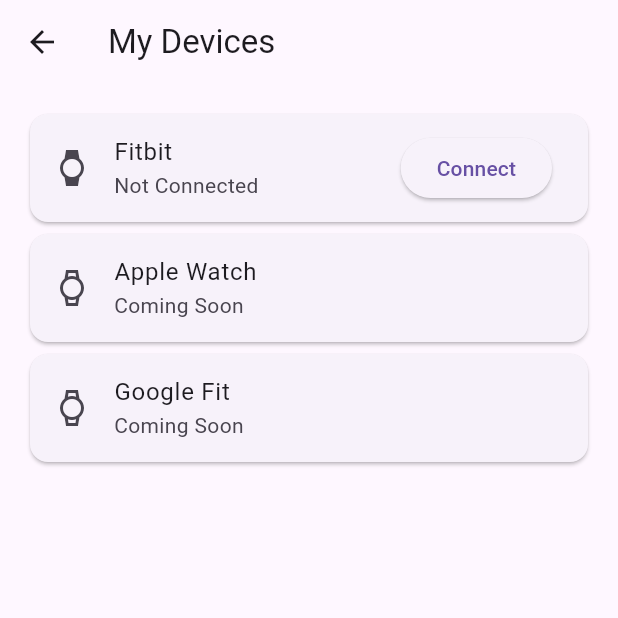
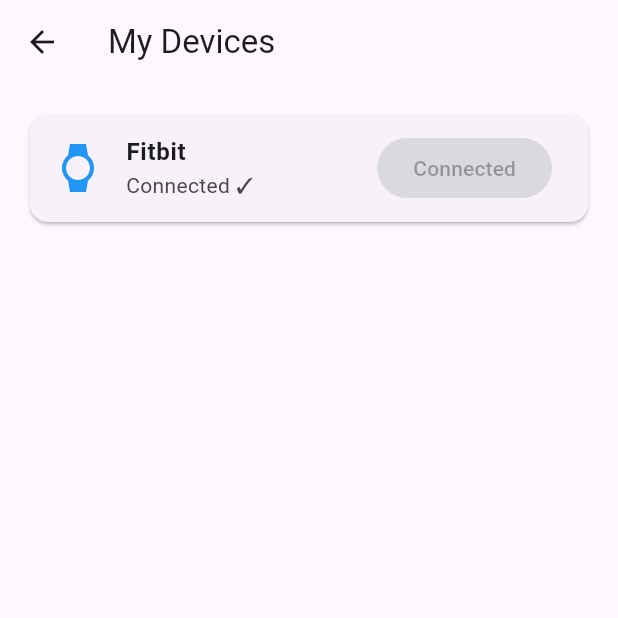
Before and after one commit to j00zf/ai-health, a Flutter app: the MyDevicesScreen screen opened directly, on a phone screen of 412 x 824 dp, the top half of it. Run offline on Flutter 3.47's test engine with Material 3 defaults, Android fonts, the light colour scheme and no system bars; our stand-ins replace dio, firebase_auth, firebase_core, flutter_secure_storage; missing offline and left inert: flutter_web_auth; accounts and stored records are empty.

Commit message:
updated with fitbit connect

```diff
--- a/flutter_app/lib/screens/devices/my_devices_screen.dart
+++ b/flutter_app/lib/screens/devices/my_devices_screen.dart
@@ -1,85 +1,60 @@
 import 'package:flutter/material.dart';
+import '../../core/services/fitbit_service.dart';
 
-class MyDevicesScreen
-    extends StatelessWidget {
+class MyDevicesScreen extends StatefulWidget {
+  const MyDevicesScreen({super.key});
 
-  const MyDevicesScreen({
-    super.key,
-  });
+  @override
+  State<MyDevicesScreen> createState() => _MyDevicesScreenState();
+}
+
+class _MyDevicesScreenState extends State<MyDevicesScreen> {
+  bool isFitbitConnected = false;
+
+  @override
+  void initState() {
+    super.initState();
+    _checkConnectionStatus();
+  }
+
+  Future<void> _checkConnectionStatus() async {
+    final connected = await FitbitService.isConnected();
+    setState(() => isFitbitConnected = connected);
+  }
+
+  Future<void> _connectFitbit() async {
+    final success = await FitbitService.connect(context);
+    if (success) {
+      setState(() => isFitbitConnected = true);
+      ScaffoldMessenger.of(context).showSnackBar(
+        const SnackBar(content: Text("✅ Fitbit Connected Successfully!")),
+      );
+    } else {
+      ScaffoldMessenger.of(context).showSnackBar(
+        const SnackBar(content: Text("❌ Connection failed")),
+      );
+    }
+  }
 
   @override
   Widget build(BuildContext context) {
-
     return Scaffold(
-      appBar: AppBar(
-        title: const Text(
-          "My Devices",
-        ),
-      ),
-
+      appBar: AppBar(title: const Text("My Devices")),
       body: ListView(
-        padding:
-            const EdgeInsets.all(16),
-
+        padding: const EdgeInsets.all(16),
         children: [
-
           Card(
             child: ListTile(
-              leading: const Icon(
-                Icons.watch,
-              ),
-
-              title: const Text(
-                "Fitbit",
-              ),
-
-              subtitle: const Text(
-                "Not Connected",
-              ),
-
-              trailing:
-                  ElevatedButton(
-                onPressed: () {
-                  // Fitbit setup
-                },
-                child: const Text(
-                  "Connect",
-                ),
+              leading: const Icon(Icons.watch, color: Colors.blue, size: 32),
+              title: const Text("Fitbit", style: TextStyle(fontWeight: FontWeight.bold)),
+              subtitle: Text(isFitbitConnected ? "Connected ✓" : "Not Connected"),
+              trailing: ElevatedButton(
+                onPressed: isFitbitConnected ? null : _connectFitbit,
+                child: Text(isFitbitConnected ? "Connected" : "Connect"),
               ),
             ),
           ),
-
-          Card(
-            child: ListTile(
-              leading: const Icon(
-                Icons.watch_outlined,
-              ),
-
-              title: const Text(
-                "Apple Watch",
-              ),
-
-              subtitle: const Text(
-                "Coming Soon",
-              ),
-            ),
-          ),
-
-          Card(
-            child: ListTile(
-              leading: const Icon(
-                Icons.watch_outlined,
-              ),
-
-              title: const Text(
-                "Google Fit",
-              ),
-
-              subtitle: const Text(
-                "Coming Soon",
-              ),
-            ),
-          ),
+          // Other devices...
         ],
       ),
     );
--- a/flutter_app/pubspec.yaml
+++ b/flutter_app/pubspec.yaml
@@ -47,6 +47,7 @@
   jwt_decoder: ^2.0.1
   # Date Formatting
   intl: ^0.20.2
+  flutter_web_auth: ^0.5.0
   # Loading Indicators
   flutter_secure_storage: ^9.2.2
   flutter_spinkit: ^5.2.1
```
Also changed, not shown: flutter_app/lib/core/services/fitbit_service.dart (added, +160 -0 lines), flutter_app/pubspec.lock, 7 other files.
